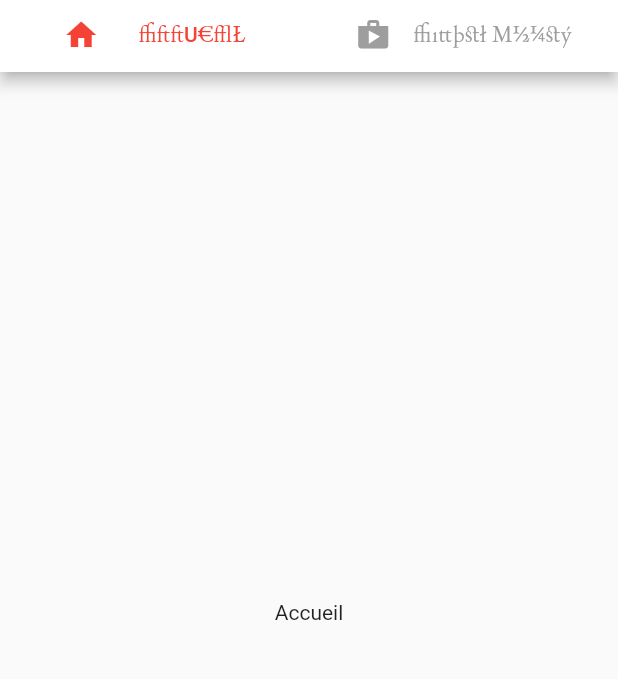
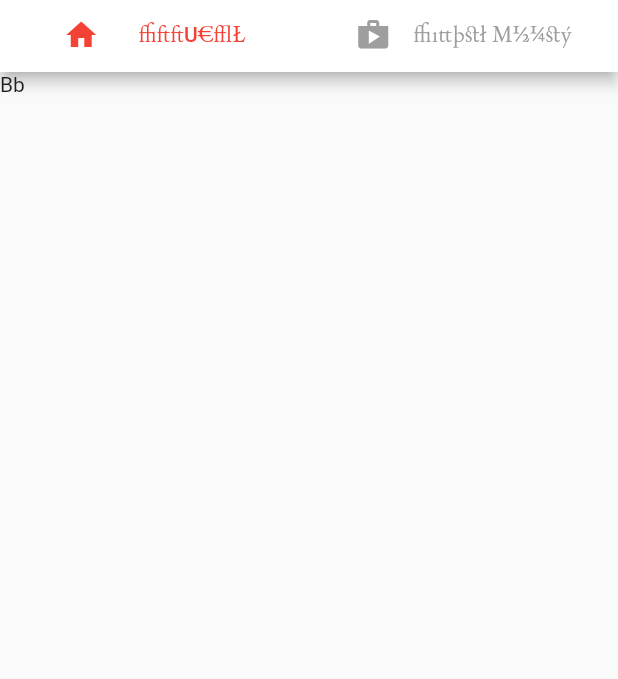
Before and after one commit to djumah-celestin/My-Airtel-Ui-Designs-Clone, a Flutter app: the screen it shows after launch, on a phone screen of 412 x 824 dp, the part 84-763 px from its top. Run offline on Flutter 3.47's test engine with Material 2 defaults, Android fonts, the light colour scheme and no system bars; our stand-ins replace flutter_screenutil; project files that could hold a hidden picture were left out.

Commit message:
TabBar implementation Finished

```diff
--- /dev/null
+++ b/lib/Screens/Accueil.dart
@@ -0,0 +1,15 @@
+import 'package:flutter/material.dart';
+
+class Accueil extends StatefulWidget {
+  @override
+  _AccueilState createState() => _AccueilState();
+}
+
+class _AccueilState extends State<Accueil> {
+  @override
+  Widget build(BuildContext context) {
+    return Scaffold(
+      body: Text("Bb"),
+    );
+  }
+}
--- a/lib/main.dart
+++ b/lib/main.dart
@@ -1,5 +1,6 @@
 import 'package:flutter/material.dart';
 import 'package:flutter_screenutil/flutter_screenutil.dart';
+import 'package:myairtel/Screens/Accueil.dart';
 
 void main() => runApp(MyAirtel());
 
@@ -448,7 +449,7 @@ class MyAirtel extends StatelessWidget {
               body: TabBarView(
                 children: [
                   Center(
-                    child: Text("Accueil"),
+                    child: Accueil(),
                   ),
                   Center(
                     child: Text("Airtel Money"),
```
